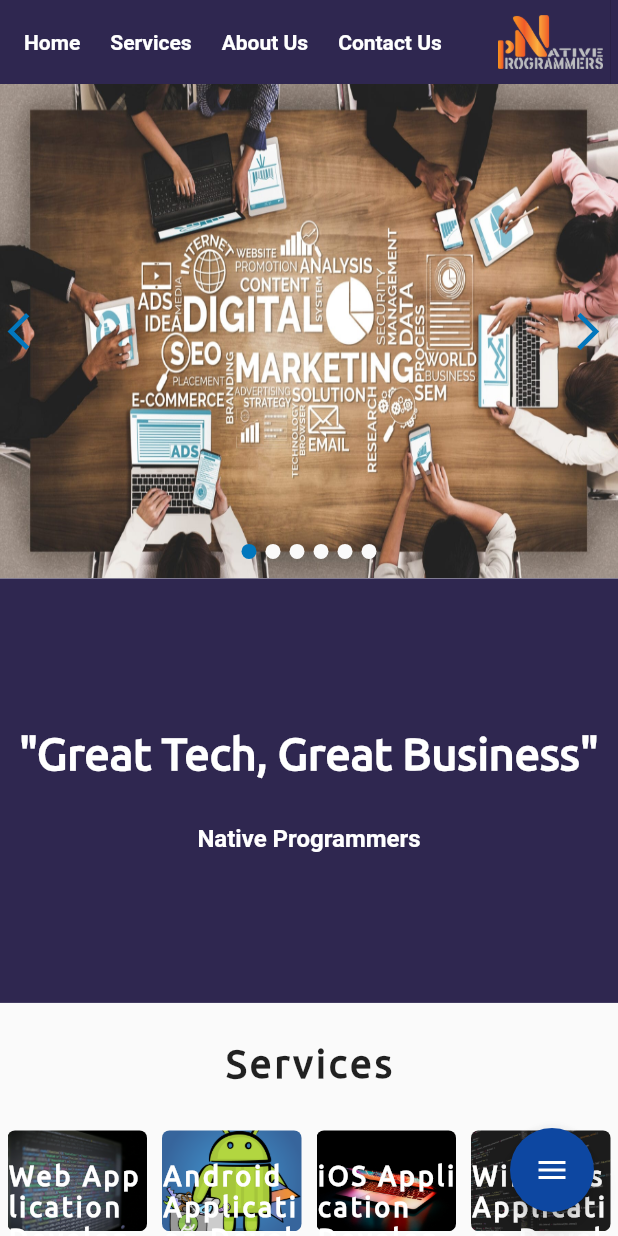
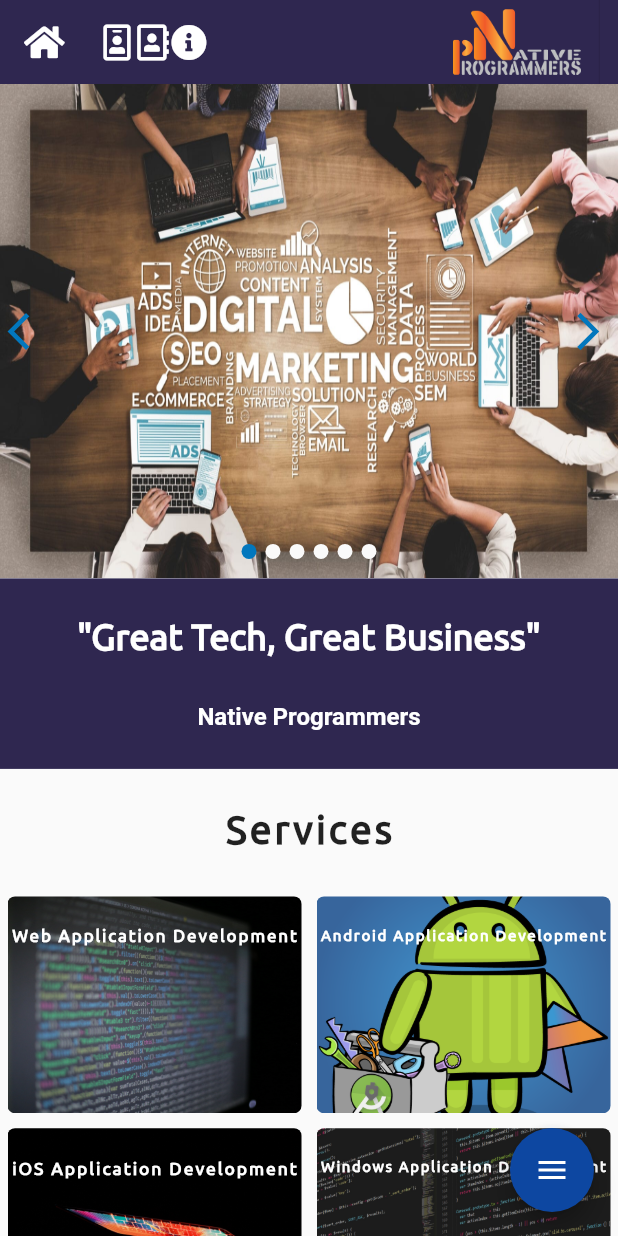
Before and after one commit to Native-Programmers/NativeWebsite, a Flutter app: the screen it shows after launch, on a phone screen of 412 x 824 dp. Run offline on Flutter 3.47's test engine with Material 2 defaults, Android fonts, the phone set to English and light mode, and no system bars; drawn by our look-alikes of flutter_speed_dial; our stand-ins replace cloud_firestore, firebase_core, flutter_swiper, font_awesome_flutter; accounts and stored records are empty.

Commit message:
Almost Final

```diff
--- a/lib/screens/main_page.dart
+++ b/lib/screens/main_page.dart
@@ -7,6 +7,7 @@ import 'package:font_awesome_flutter/font_awesome_flutter.dart';
 import 'package:url_launcher/url_launcher.dart';
 import 'package:nativeprogarmmers/classes/details.dart';
 import 'package:nativeprogarmmers/classes/team.dart';
+import 'package:font_awesome_flutter/font_awesome_flutter.dart';
 
 
 class Home extends StatefulWidget {
@@ -93,9 +94,9 @@ class _HomeState extends State<Home> {
     services("iOS Application Development", "alpha",'assets/cards/ios1.jpg'),
     services("Windows Application Development", "alpha",'assets/cards/web1.jpg'),
     services("Digital Marketing", "alpha",'assets/cards/web2.jpg'),
-    services("Search Engine Optimization", "alpha",'assets/cards/seo.jpg'),
+    services(" ", "alpha",'assets/cards/seo1.png'),
     services("Graphic Designing", "alpha",'assets/cards/graphics.jpg'),
-    services("IT Business Consultancy", "alpha",'assets/cards/business.jpg'),
+    services(" ", "alpha",'assets/cards/service.jpg'),
   ];
   static List<Team> team = [
     Team("Mian Abdul Rehman", "Chief Executive Officer", "assets/team_images/CEO.jpeg"),
@@ -103,7 +104,7 @@ class _HomeState extends State<Home> {
     Team("Usama Iqbal", "Graphic Designer", "assets/team_images/GD.jpeg"),
     Team("Umar Nasir", "SEO Expert", "assets/team_images/SEO.jpeg"),
     Team("Uzair Inshallah", "Lead Developer", "assets/team_images/LD.png"),
-    Team("Danyal Ahmed", "Digital Marketting Expert", "assets/team_images/DGE.jpeg"),
+    Team("Danyal Ahmed", "Digital Marketing Expert", "assets/team_images/DGE.jpeg"),
   ];
   final _key = GlobalKey<ScaffoldState>();
   @override
@@ -119,11 +120,11 @@ class _HomeState extends State<Home> {
               actions: [
                 SizedBox(
                   height:25,
-                  width: 70,
+                  width: 85,
                   child: Image.asset('assets/logo.png'),
                 ),
                 const VerticalDivider(
-                  width: 10,
+                  width: 25,
                 ),
               ],
               title: SizedBox(
@@ -132,53 +133,90 @@ class _HomeState extends State<Home> {
                   children: [
                     InkWell(
                       onTap: () {scrolltoTop();},
-                      child: const Text(
-                        "Home",
+                      child: SizedBox(
+                        width: 50,
+                        child: Row(
+                          children: [
+                            FittedBox(
+                              fit:BoxFit.fitWidth,
+                              child: Row(
+                                children: [
+                                  (MediaQuery.of(context).size.width>MediaQuery.of(context).size.height?
+                                  Text("Home",
                                     style: TextStyle(
                                       fontSize: 14,
                                       fontWeight:FontWeight.bold,
                                     ),
+                                  ):Icon(FontAwesomeIcons.home)),
+
+                                ],
                               ),
                             ),
-                    const VerticalDivider(
-                      width:20,
-                      color:Colors.transparent,
+                          ],
                         ),
+                      ),
+                    ),
+
                     InkWell(
                       onTap: () {scrolltoItem();},
-                      child: const Text("Services",
+                      child: FittedBox(
+                        fit:BoxFit.fitWidth,
+                        child: Row(
+                          children: [
+                            (MediaQuery.of(context).size.width>MediaQuery.of(context).size.height?
+                            const Text("Services",
                               style: TextStyle(
                                 fontSize: 14,
                                 fontWeight:FontWeight.bold,
                               ),
+                            ):const Icon(FontAwesomeIcons.idBadge)),
+
+                          ],
                         ),
                       ),
-                    const VerticalDivider(
-                      width:20,
-                      color:Colors.transparent,
                     ),
                     InkWell(
-                      onTap: ()=>scrolltoAbout(),
-                      child: const Text("About Us",
+                      onTap: () {},
+                      child: FittedBox(
+                        fit:BoxFit.fitWidth,
+                        child: Row(
+                          children: [
+                            (MediaQuery.of(context).size.width>MediaQuery.of(context).size.height?
+                            const Text("Contact Us",
                               style: TextStyle(
                                 fontSize: 14,
                                 fontWeight:FontWeight.bold,
                               ),
+                            ):const Icon(FontAwesomeIcons.addressBook)),
+
+                          ],
                         ),
                       ),
-                    const VerticalDivider(
-                      width:20,
-                      color:Colors.transparent,
                     ),
+
                     InkWell(
-                      onTap: () {},
-                      child: const Text("Contact Us",
+                      onTap: ()=>scrolltoAbout(),
+                      child: FittedBox(
+                        fit:BoxFit.fitWidth,
+                        child: Row(
+                          children: [
+                            (MediaQuery.of(context).size.width>MediaQuery.of(context).size.height?
+                            const Text("About Us",
                               style: TextStyle(
                                 fontSize: 14,
                                 fontWeight:FontWeight.bold,
                               ),
+                            ):
+                            const Icon(FontAwesomeIcons.infoCircle)),
+                          ],
                         ),
                       ),
+                    ),
+                    VerticalDivider(
+                      width:(MediaQuery.of(context).size.width>MediaQuery.of(context).size.height?20:2),
+                      color:Colors.transparent,
+                    ),
+
                   ],
                 ),
               )),
@@ -216,16 +254,18 @@ class _HomeState extends State<Home> {
                   Container(
                     margin: EdgeInsets.only(top: 0),
                     color: const Color(0xFF2F2750),
-                    padding: EdgeInsets.symmetric(vertical: 100),
+                    padding: EdgeInsets.symmetric(vertical: (MediaQuery.of(context).size.width>MediaQuery.of(context).size.height && kIsWeb?100:25)),
                     child: Column(
                       children: const [
-                        Text(
+                        Center(
+                          child: Text(
                             "\"Great Tech, Great Business\"",
                             style: TextStyle(
                               fontFamily: "Ubuntu",
-                            fontSize: 30,
+                              fontSize: 24,
                               fontWeight: FontWeight.bold,
                               color: Colors.white,
+                            ),
                           ),
                         ),
                         Divider(
@@ -263,7 +303,8 @@ class _HomeState extends State<Home> {
                   Container(
                     key: _serviceKey,
                     child: GridView.count(
-                      crossAxisCount: 4,
+                      crossAxisCount: (MediaQuery.of(context).size.width>MediaQuery.of(context).size.height && kIsWeb
+                          ?4 : 2),
                       childAspectRatio: (4 / 3),
                       shrinkWrap: true,
                       physics: const NeverScrollableScrollPhysics(),
@@ -283,10 +324,12 @@ class _HomeState extends State<Home> {
                           MediaQuery.of(context).size.height / 3.5,
                           width:
                           MediaQuery.of(context).size.width / 3.25,
-                          padding: EdgeInsets.only(top: 20),
+                          padding: EdgeInsets.fromLTRB(2.5,20,2.5,0),
                           child: Column(
                             children: [
                               Center(
+                                child: FittedBox(
+                                  fit:BoxFit.fitWidth,
                                   child: Text(
                                     value.name,
                                     style: const TextStyle(
@@ -295,6 +338,7 @@ class _HomeState extends State<Home> {
                                       fontSize: 18,
                                       fontWeight: FontWeight.bold,
                                       color:Colors.white,
+                                    ),
                                   ),
                                 ),
                               ),
@@ -320,8 +364,10 @@ class _HomeState extends State<Home> {
                     ),
                   ),
                   Container(
+                    color:Colors.transparent,
                     key: _aboutKey,
-                    height: 250,
+                    height: (MediaQuery.of(context).size.width>MediaQuery.of(context).size.height && kIsWeb?
+                    250:130),
                     width: double.infinity,
                     margin: const EdgeInsets.fromLTRB(12.5,25,12.5,25),
                     child: Center(
@@ -334,18 +380,26 @@ class _HomeState extends State<Home> {
                             elevation: 2.5,
                             shadowColor: const Color(0xFF6C6C6C),
                             child: Container(
-                              padding: const EdgeInsets.fromLTRB(5,15,5,0),
+                              padding: EdgeInsets.fromLTRB(
+                                  5,
+                                  (MediaQuery.of(context).size.width>MediaQuery.of(context).size.height && kIsWeb?
+                                  15:5),
+                                  5,
+                                  0
+                              ),
                               decoration: BoxDecoration(
-                                color:Colors.cyan[index*100+100],
+                                color:Colors.cyanAccent[400],
                                 borderRadius: BorderRadius.circular(10),
                               ),
-                              width: MediaQuery.of(context).size.width/5,
+                              width:MediaQuery.of(context).size.width/6,
                               child: Column(
                                 mainAxisSize: MainAxisSize.min,
                                 children: [
                                   Container(
-                                    width: 150,
-                                    height: 150,
+                                    width: (MediaQuery.of(context).size.width>MediaQuery.of(context).size.height && kIsWeb?
+                                    120:50),
+                                    height: (MediaQuery.of(context).size.width>MediaQuery.of(context).size.height && kIsWeb?
+                                    120:50),
                                     decoration: BoxDecoration(
                                       shape: BoxShape.circle,
                                       image: DecorationImage(
@@ -360,23 +414,30 @@ class _HomeState extends State<Home> {
                                     height:25,
                                     color:Colors.transparent
                                   ),
-                                  Text(team[index].name,
+                                  FittedBox(
+                                    fit: BoxFit.fitWidth,
+                                    child: Text(team[index].name,
                                     style: const TextStyle(
                                       fontSize:24,
                                       fontWeight:FontWeight.bold,
                                       fontFamily:'Ubuntu'
                                       ),
                                     ),
+                                  ),
                                   const Divider(
                                       height:5,
                                       color:Colors.transparent
                                   ),
-                                  Text(team[index].designation,
+                                  FittedBox(
+                                    fit: BoxFit.fitWidth,
+                                    child: Text(team[index].designation,
                                       style: const TextStyle(
                                           fontSize:12,
                                           fontWeight:FontWeight.bold,
                                           fontFamily:'Ubuntu'
-                                    ),),
+                                      ),
+                                    ),
+                                  ),
                                 ],
                               ),
                             ),
```
Also changed, not shown: assets/cards/graphic1.jpg (added), assets/cards/seo1.png (added), assets/cards/service.jpg (added), assets/graphic.jpg (added), 1 other file. Lines whose indentation alone changed are shown as unchanged.
